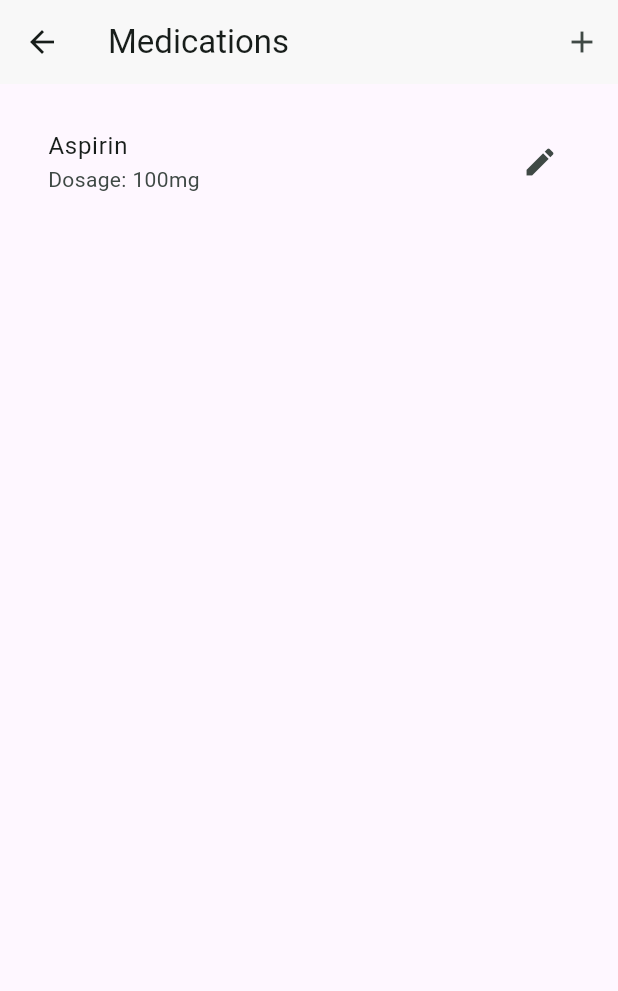
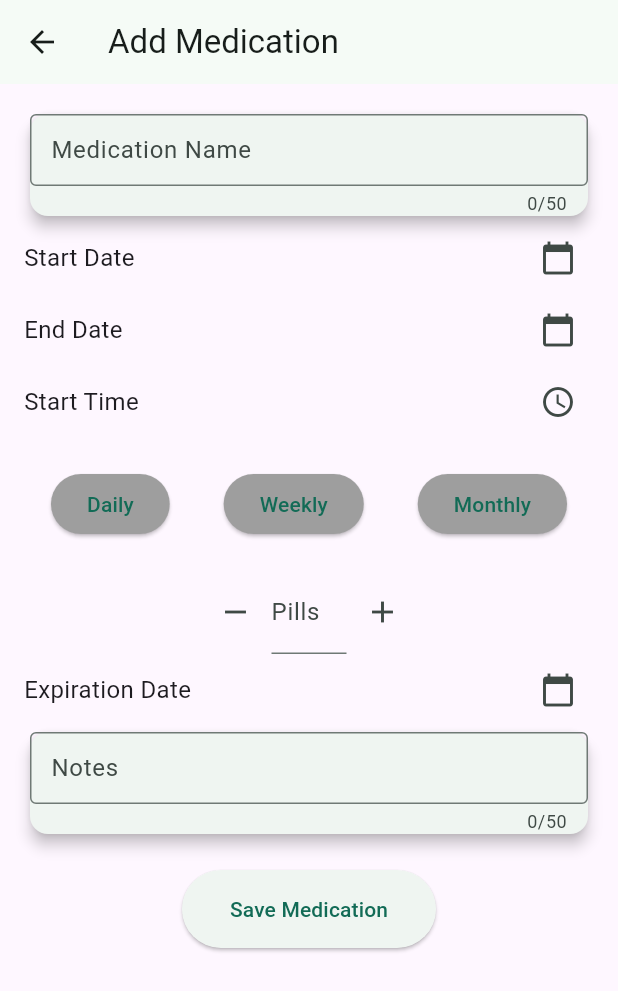
Before and after one commit to Majd-sud/Tadawa-app, a Flutter app: the MedicationScreen screen opened directly, after a tap on the "add" icon, on a phone screen of 412 x 824 dp. Shown: the top 991 px of the screen. Run offline on Flutter 3.47's test engine with Material 3 defaults, Android fonts, the phone set to English and light mode, and no system bars.

Commit message:
Added add medication feature + edit medication

```diff
--- /dev/null
+++ b/lib/models/medication.dart
@@ -0,0 +1,41 @@
+import 'package:flutter/material.dart';
+import 'package:uuid/uuid.dart';
+import 'package:intl/intl.dart';
+
+const uuid = Uuid();
+final formatter = DateFormat.yMd();
+
+class Medication {
+  Medication({
+    required this.name,
+    required this.startDate,
+    required this.endDate,
+    required this.time,
+    required this.schedule,
+    required this.expirationDate,
+    required this.pillsCount,
+    required this.notes,
+  }) : id = uuid.v4();
+
+  final String id;
+  final String name;
+  final DateTime startDate;
+  final DateTime endDate;
+  final TimeOfDay time;
+  final String schedule;
+  final DateTime expirationDate;
+  final int pillsCount;
+  final String notes;
+
+  String get formattedStartDate {
+    return formatter.format(startDate);
+  }
+
+  String get formattedEndDatw {
+    return formatter.format(endDate);
+  }
+
+  String get formattedExpDate {
+    return formatter.format(expirationDate);
+  }
+}
--- /dev/null
+++ b/lib/screens/add_medication_screen.dart
@@ -0,0 +1,262 @@
+import 'package:flutter/material.dart';
+import 'package:tadawa_app/models/medication.dart';
+import 'package:intl/intl.dart'; // Import for date formatting
+
+class AddMedicationScreen extends StatefulWidget {
+  final Medication? medication;
+
+  const AddMedicationScreen({super.key, this.medication});
+
+  @override
+  State<AddMedicationScreen> createState() {
+    return _AddMedicationScreenState();
+  }
+}
+
+class _AddMedicationScreenState extends State<AddMedicationScreen> {
+  final _nameController = TextEditingController();
+  final _scheduleController = TextEditingController();
+  final _notesController = TextEditingController();
+  final TextEditingController _pillsController = TextEditingController();
+
+  DateTime? _startDate;
+  DateTime? _endDate;
+  DateTime? _expirationDate;
+  TimeOfDay? _time;
+  int _pillsCount = 1;
+  String? _selectedSchedule;
+
+  @override
+  void initState() {
+    super.initState();
+    if (widget.medication != null) {
+      _nameController.text = widget.medication!.name;
+      _startDate = widget.medication!.startDate;
+      _endDate = widget.medication!.endDate;
+      _scheduleController.text = widget.medication!.schedule;
+      _expirationDate = widget.medication!.expirationDate;
+      _notesController.text = widget.medication!.notes;
+      _time = widget.medication!.time;
+      _pillsCount = widget.medication!.pillsCount;
+      _pillsController.text = _pillsCount.toString();
+    }
+  }
+
+  void _presentDatePicker() async {
+    final now = DateTime.now();
+    final firstDate = DateTime(now.year - 1, now.month, now.day);
+    final pickedDate = await showDatePicker(
+      context: context,
+      initialDate: now,
+      firstDate: firstDate,
+      lastDate: now,
+    );
+    setState(() {
+      _startDate = pickedDate;
+      _endDate = pickedDate;
+      _expirationDate = pickedDate;
+    });
+  }
+
+  void _presentTimePicker() async {
+    final TimeOfDay now = TimeOfDay.now();
+    final TimeOfDay? pickedTime = await showTimePicker(
+      context: context,
+      initialTime: now,
+    );
+    if (pickedTime != null) {
+      setState(() {
+        _time = pickedTime;
+      });
+    }
+  }
+
+  void _saveMedication() {
+    // Validate inputs
+    if (_nameController.text.isEmpty ||
+        _startDate == null ||
+        _endDate == null ||
+        _expirationDate == null ||
+        _time == null ||
+        _selectedSchedule == null) {
+      // Show an error message
+      ScaffoldMessenger.of(context).showSnackBar(
+        SnackBar(content: Text('Please fill in all fields.')),
+      );
+      return;
+    }
+
+    final medication = Medication(
+      name: _nameController.text,
+      startDate: _startDate!,
+      endDate: _endDate!,
+      schedule: _scheduleController.text,
+      expirationDate: _expirationDate!,
+      notes: _notesController.text,
+      pillsCount: _pillsCount,
+      time: _time!,
+    );
+
+    Navigator.pop(context, medication);
+  }
+
+  void _selectSchedule(String schedule) {
+    setState(() {
+      _selectedSchedule = schedule;
+    });
+  }
+
+  void _updatePillsCount(int change) {
+    setState(() {
+      _pillsCount += change;
+      if (_pillsCount < 1) _pillsCount = 1; // Prevent negative counts
+      _pillsController.text = _pillsCount.toString(); // Update TextField
+    });
+  }
+
+  @override
+  void dispose() {
+    _nameController.dispose();
+    _scheduleController.dispose();
+    _notesController.dispose();
+    _pillsController.dispose();
+    super.dispose();
+  }
+
+  @override
+  Widget build(BuildContext context) {
+    return Scaffold(
+      appBar: AppBar(
+        title: const Text('Add Medication'),
+      ),
+      body: Padding(
+        padding: const EdgeInsets.all(16.0),
+        child: SingleChildScrollView(
+          child: Column(
+            children: [
+              _buildTextField(_nameController, 'Medication Name'),
+              _buildDateRow('Start Date', _startDate, _presentDatePicker),
+              _buildDateRow('End Date', _endDate, _presentDatePicker),
+              _buildTimeRow(),
+              SizedBox(height: 20),
+              _buildScheduleButtons(),
+              SizedBox(height: 20),
+              _buildPillCountPicker(),
+              _buildDateRow('Expiration Date', _expirationDate, _presentDatePicker),
+              _buildTextField(_notesController, 'Notes'),
+              const SizedBox(height: 20),
+              ElevatedButton(
+                onPressed: _saveMedication,
+                child: const Text('Save Medication'),
+                style: ElevatedButton.styleFrom(
+                  padding: EdgeInsets.symmetric(horizontal: 32, vertical: 16),
+                ),
+              ),
+            ],
+          ),
+        ),
+      ),
+    );
+  }
+
+  Widget _buildTextField(TextEditingController controller, String label) {
+    return Card(
+      elevation: 4,
+      child: TextField(
+        controller: controller,
+        maxLength: 50,
+        decoration: InputDecoration(
+          labelText: label,
+          border: OutlineInputBorder(),
+          contentPadding: EdgeInsets.all(10),
+        ),
+      ),
+    );
+  }
+
+  Widget _buildDateRow(String label, DateTime? date, VoidCallback onPressed) {
+    return Row(
+      mainAxisAlignment: MainAxisAlignment.spaceBetween,
+      children: [
+        Text(
+          date == null ? label : DateFormat.yMMMd().format(date),
+          style: TextStyle(fontSize: 16),
+        ),
+        IconButton(
+          onPressed: onPressed,
+          icon: const Icon(Icons.calendar_today),
+        ),
+      ],
+    );
+  }
+
+  Widget _buildTimeRow() {
+    return Row(
+      mainAxisAlignment: MainAxisAlignment.spaceBetween,
+      children: [
+        Text(
+          _time == null ? 'Start Time' : _time!.format(context),
+          style: TextStyle(fontSize: 16),
+        ),
+        IconButton(
+          onPressed: _presentTimePicker,
+          icon: const Icon(Icons.access_time),
+        ),
+      ],
+    );
+  }
+
+  Widget _buildScheduleButtons() {
+    return Row(
+      mainAxisAlignment: MainAxisAlignment.spaceAround,
+      children: [
+        ElevatedButton(
+          onPressed: () => _selectSchedule('Daily'),
+          child: Text('Daily'),
+          style: ElevatedButton.styleFrom(
+            backgroundColor: _selectedSchedule == 'Daily' ? Colors.blue : Colors.grey, // Use backgroundColor
+          ),
+        ),
+        ElevatedButton(
+          onPressed: () => _selectSchedule('Weekly'),
+          child: Text('Weekly'),
+          style: ElevatedButton.styleFrom(
+            backgroundColor: _selectedSchedule == 'Weekly' ? Colors.blue : Colors.grey, // Use backgroundColor
+          ),
+        ),
+        ElevatedButton(
+          onPressed: () => _selectSchedule('Monthly'),
+          child: Text('Monthly'),
+          style: ElevatedButton.styleFrom(
+            backgroundColor: _selectedSchedule == 'Monthly' ? Colors.blue : Colors.grey, // Use backgroundColor
+          ),
+        ),
+      ],
+    );
+  }
+
+  Widget _buildPillCountPicker() {
+    return Row(
+      mainAxisAlignment: MainAxisAlignment.center,
+      children: [
+        IconButton(
+          icon: Icon(Icons.remove),
+          onPressed: () => _updatePillsCount(-1),
+        ),
+        Container(
+          width: 50,
+          child: TextField(
+            controller: _pillsController,
+            decoration: const InputDecoration(labelText: 'Pills'),
+            textAlign: TextAlign.center,
+            readOnly: true,
+          ),
+        ),
+        IconButton(
+          icon: Icon(Icons.add),
+          onPressed: () => _updatePillsCount(1),
+        ),
+      ],
+    );
+  }
+}
--- a/lib/screens/medication_screen.dart
+++ b/lib/screens/medication_screen.dart
@@ -1,7 +1,28 @@
 import 'package:flutter/material.dart';
+import 'package:tadawa_app/models/medication.dart';
+import 'package:tadawa_app/screens/add_medication_screen.dart';
 
-class MedicationScreen extends StatelessWidget {
+class MedicationScreen extends StatefulWidget {
   const MedicationScreen({super.key});
+
+  @override
+  _MedicationScreenState createState() => _MedicationScreenState();
+}
+
+class _MedicationScreenState extends State<MedicationScreen> {
+  final List<Medication> _medications = [];
+
+  void _addMedication(Medication medication) {
+    setState(() {
+      _medications.add(medication);
+    });
+  }
+
+  void _editMedication(int index, Medication medication) {
+    setState(() {
+      _medications[index] = medication;
+    });
+  }
 
   @override
   Widget build(BuildContext context) {
@@ -9,18 +30,48 @@ class MedicationScreen extends StatelessWidget {
       appBar: AppBar(
         title: const Text('Medications'),
         backgroundColor: const Color.fromARGB(255, 248, 248, 248),
-        actions: [IconButton(onPressed: () {}, icon: Icon(Icons.add))],
-      ),
-      body: ListView(
-        padding: const EdgeInsets.all(16.0),
-        children: [
-          ListTile(
-            title: const Text('Aspirin'),
-            subtitle: const Text('Dosage: 100mg'),
-            trailing: const Icon(Icons.edit),
-            onTap: () {},
+        actions: [
+          IconButton(
+            onPressed: () async {
+              final medication = await Navigator.push<Medication>(
+                context,
+                MaterialPageRoute(
+                  builder: (context) => const AddMedicationScreen(),
+                ),
+              );
+              if (medication != null) {
+                _addMedication(medication);
+              }
+            },
+            icon: const Icon(Icons.add),
           ),
         ],
+      ),
+      body: ListView.builder(
+        padding: const EdgeInsets.all(16.0),
+        itemCount: _medications.length,
+        itemBuilder: (context, index) {
+          final medication = _medications[index];
+          return ListTile(
+            title: Text(medication.name),
+            trailing: IconButton(
+              icon: const Icon(Icons.edit),
+              onPressed: () async {
+                final updatedMedication = await Navigator.push<Medication>(
+                  context,
+                  MaterialPageRoute(
+                    builder: (context) =>
+                        AddMedicationScreen(medication: medication),
+                  ),
+                );
+                if (updatedMedication != null) {
+                  _editMedication(index, updatedMedication);
+                }
+              },
+            ),
+            onTap: () {}, // Implement additional functionality if needed
+          );
+        },
       ),
     );
   }
--- a/pubspec.yaml
+++ b/pubspec.yaml
@@ -35,6 +35,8 @@ dependencies:
   # The following adds the Cupertino Icons font to your application.
   # Use with the CupertinoIcons class for iOS style icons.
   cupertino_icons: ^1.0.8
+  uuid: ^4.5.1
+  intl: ^0.19.0
 
 dev_dependencies:
   flutter_test:
```
Also changed, not shown: pubspec.lock.
